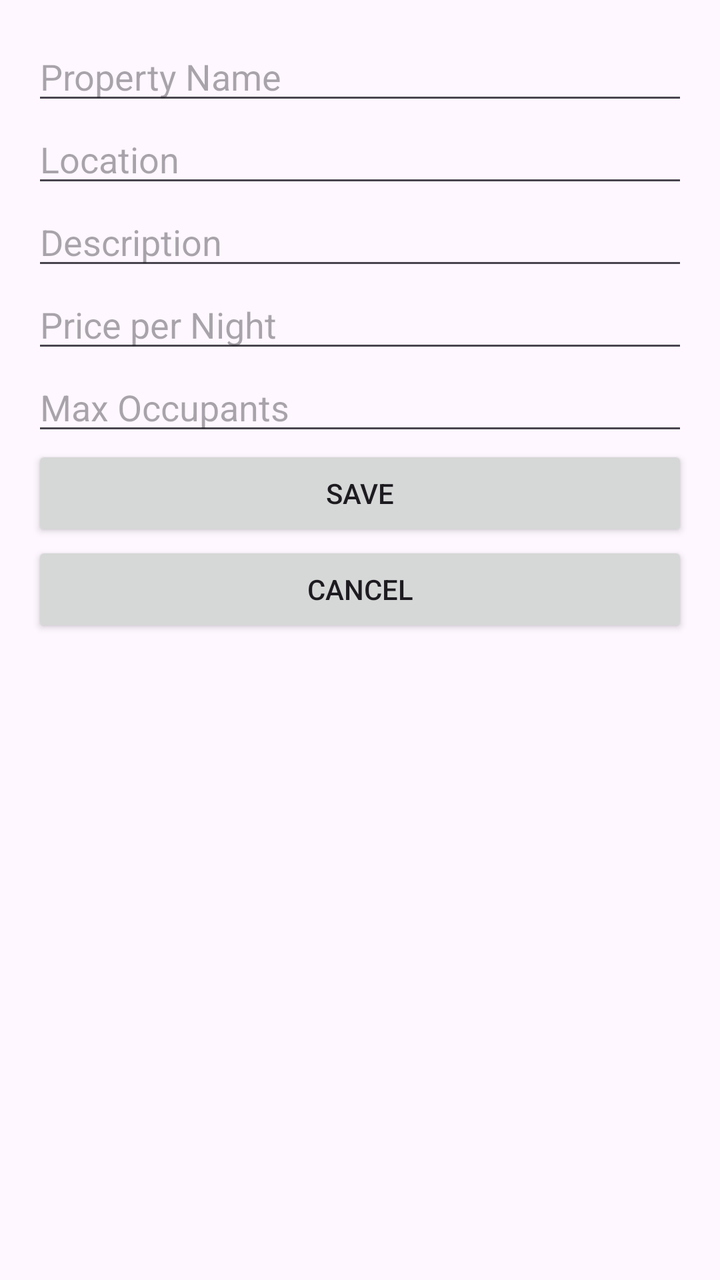
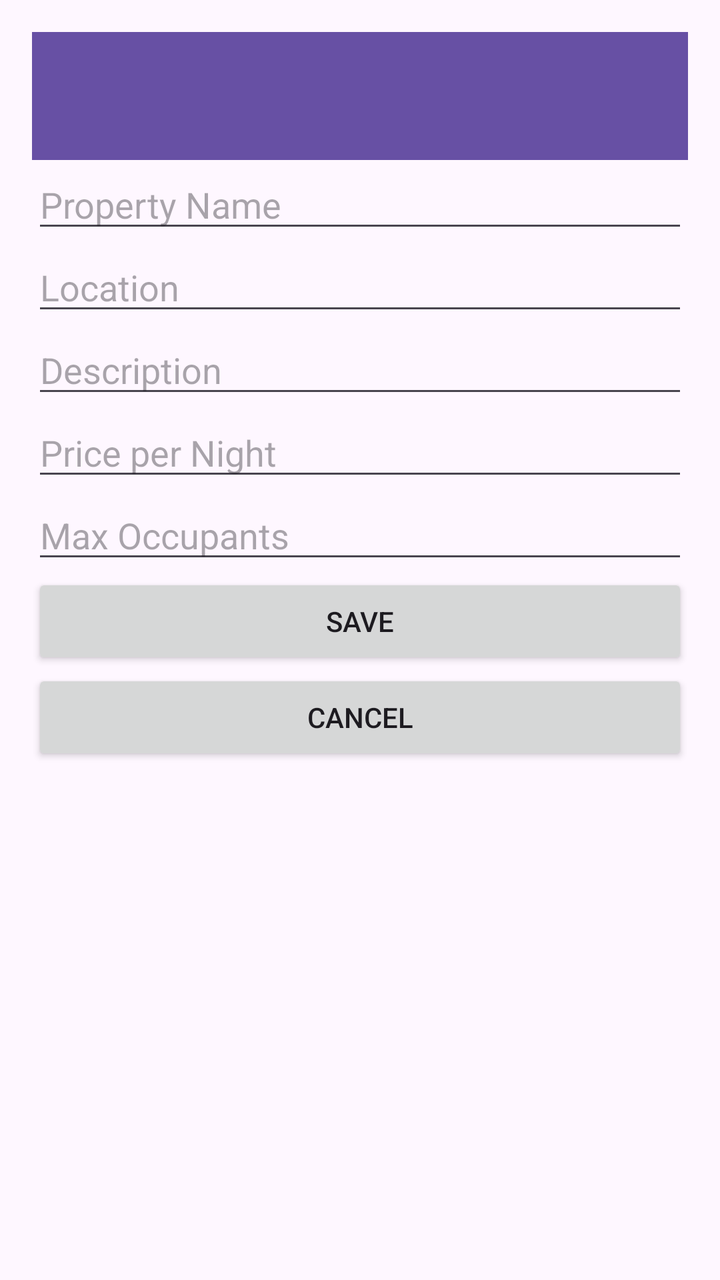

Two renders of the same Android screen: before a commit and after it. Below are the layout's source before the change and the commit's diff.
<!-- AndroidManifest.xml: application theme Theme.RENDBB -->
<!-- res/layout/activity_add_property.xml -->
<LinearLayout
    xmlns:android="http://schemas.android.com/apk/res/android"
    android:layout_width="match_parent"
    android:layout_height="match_parent"
    android:orientation="vertical"
    android:padding="16dp">

    <EditText
        android:id="@+id/nameEditText"
        android:layout_width="match_parent"
        android:layout_height="wrap_content"
        android:hint="Property Name" />

    <EditText
        android:id="@+id/locationEditText"
        android:layout_width="match_parent"
        android:layout_height="wrap_content"
        android:hint="Location" />

    <EditText
        android:id="@+id/descriptionEditText"
        android:layout_width="match_parent"
        android:layout_height="wrap_content"
        android:hint="Description" />

    <EditText
        android:id="@+id/priceEditText"
        android:layout_width="match_parent"
        android:layout_height="wrap_content"
        android:hint="Price per Night" />

    <EditText
        android:id="@+id/maxOccupantsEditText"
        android:layout_width="match_parent"
        android:layout_height="wrap_content"
        android:hint="Max Occupants" />

    <Button
        android:id="@+id/saveButton"
        android:layout_width="match_parent"
        android:layout_height="wrap_content"
        android:text="Save" />

    <Button
        android:id="@+id/cancelButton"
        android:layout_width="match_parent"
        android:layout_height="wrap_content"
        android:text="Cancel" />
</LinearLayout>
<!-- resources referenced by this layout -->
<resources>
  <style name="Theme.RENDBB" parent="Base.Theme.RENDBB" />
  <style name="Base.Theme.RENDBB" parent="Theme.Material3.DayNight.NoActionBar">
          
          
      </style>
</resources>

<!-- the commit's change to res/layout/activity_add_property.xml (unified diff, before → after) -->
@@ -4,6 +4,13 @@
     android:layout_height="match_parent"
     android:orientation="vertical"
     android:padding="16dp">
+
+    <androidx.appcompat.widget.Toolbar
+        android:id="@+id/toolbar"
+        android:layout_width="match_parent"
+        android:layout_height="?attr/actionBarSize"
+        android:background="?attr/colorPrimary"
+        android:theme="?attr/actionBarTheme" />
 
     <EditText
         android:id="@+id/nameEditText"
